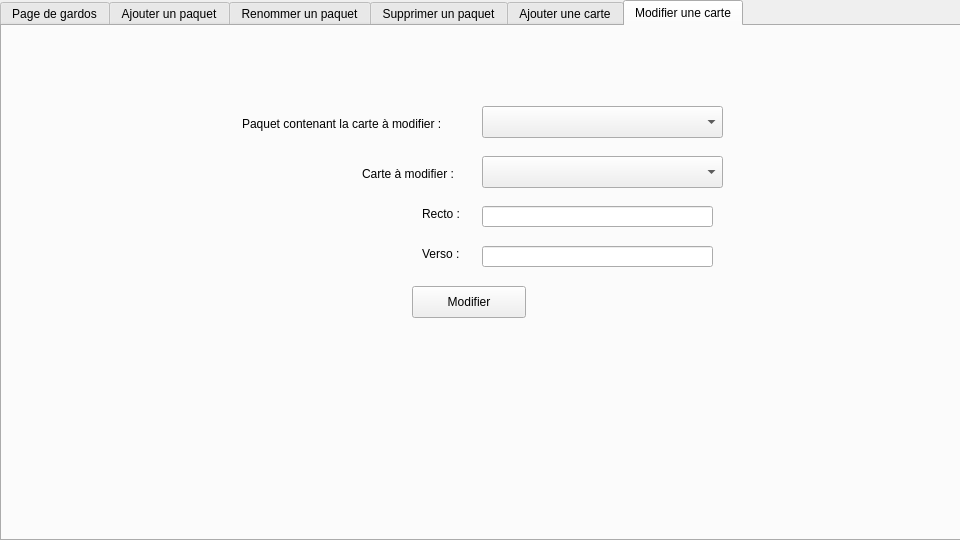
The window that mainwindow.ui (MaximeChone/RepEsp) describes before a commit, drawn with Qt 5.
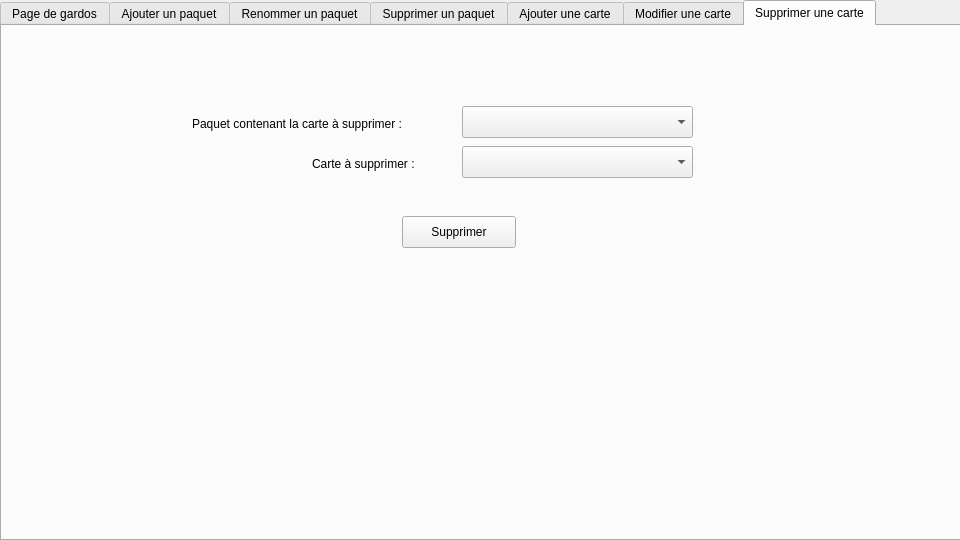
The same window after the commit.

What changed in the file:
```diff
--- a/mainwindow.ui
+++ b/mainwindow.ui
@@ -24,7 +24,7 @@
      </rect>
     </property>
     <property name="currentIndex">
-     <number>5</number>
+     <number>6</number>
     </property>
     <widget class="QWidget" name="PageDeGardos">
      <attribute name="title">
@@ -483,6 +483,70 @@
       </property>
      </widget>
     </widget>
+    <widget class="QWidget" name="tab_5">
+     <attribute name="title">
+      <string>Supprimer une carte</string>
+     </attribute>
+     <widget class="QLabel" name="label_12">
+      <property name="geometry">
+       <rect>
+        <x>190</x>
+        <y>90</y>
+        <width>251</width>
+        <height>16</height>
+       </rect>
+      </property>
+      <property name="text">
+       <string>Paquet contenant la carte à supprimer :</string>
+      </property>
+     </widget>
+     <widget class="QLabel" name="label_13">
+      <property name="geometry">
+       <rect>
+        <x>310</x>
+        <y>130</y>
+        <width>121</width>
+        <height>16</height>
+       </rect>
+      </property>
+      <property name="text">
+       <string>Carte à supprimer :</string>
+      </property>
+     </widget>
+     <widget class="QComboBox" name="comboBox_6">
+      <property name="geometry">
+       <rect>
+        <x>460</x>
+        <y>80</y>
+        <width>231</width>
+        <height>32</height>
+       </rect>
+      </property>
+     </widget>
+     <widget class="QComboBox" name="comboBox_7">
+      <property name="geometry">
+       <rect>
+        <x>460</x>
+        <y>120</y>
+        <width>231</width>
+        <height>32</height>
+       </rect>
+      </property>
+     </widget>
+     <widget class="QPushButton" name="pushButton_6">
+      <property name="geometry">
+       <rect>
+        <x>400</x>
+        <y>190</y>
+        <width>114</width>
+        <height>32</height>
+       </rect>
+      </property>
+      <property name="text">
+       <string>Supprimer</string>
+      </property>
+     </widget>
+    </widget>
    </widget>
   </widget>
  </widget>
```
